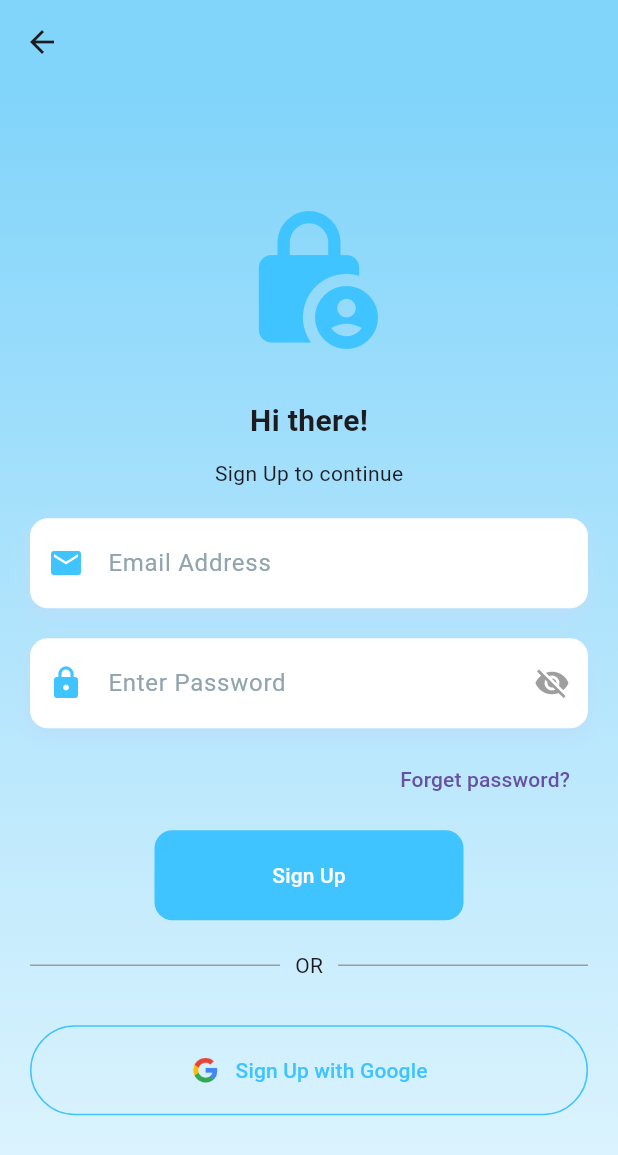
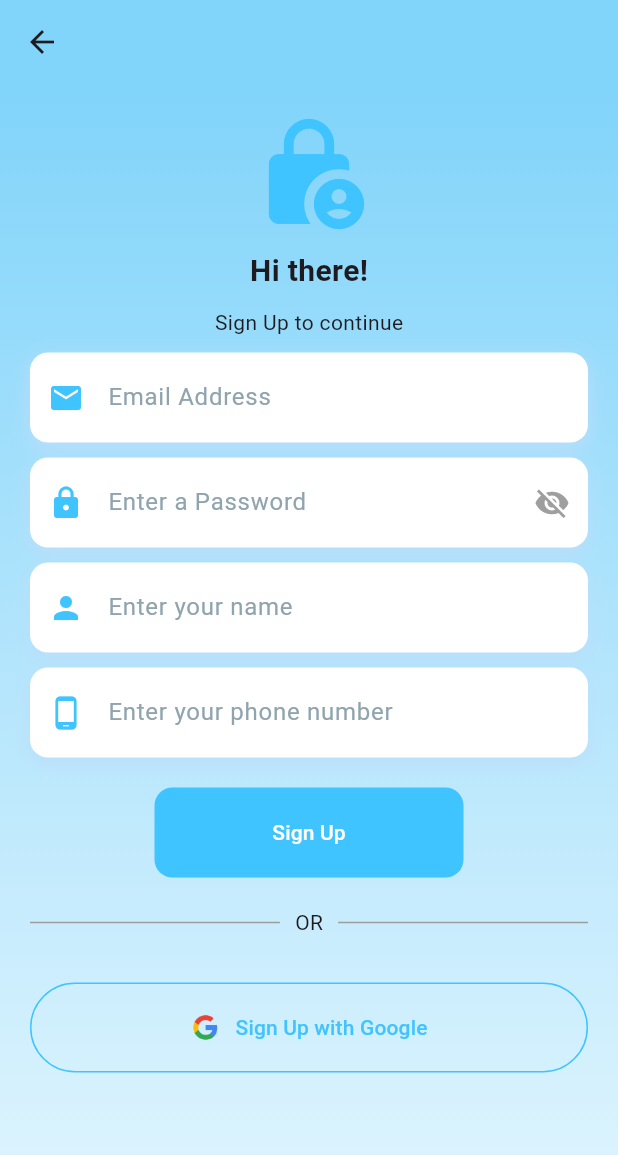
Before and after one commit to Danish9111/mess, a Flutter app: the SignUp screen opened by its route, on a phone screen of 412 x 824 dp. Shown: the top 1155 px of the screen. Run offline on Flutter 3.47's test engine with Material 3 defaults, Android fonts, the phone set to English and light mode, and no system bars; our stand-ins replace carousel_slider, cloud_firestore, firebase_auth, firebase_core, flutter_rating_bar, flutter_riverpod and 6 more; accounts and stored records are empty.

Commit message:
customized signup.dart file

```diff
--- a/lib/screens/profile_screen/admin_profile/members_tab/all_members.dart
+++ b/lib/screens/profile_screen/admin_profile/members_tab/all_members.dart
@@ -157,6 +157,11 @@ class _MembersTabState extends State<AllMembers> {
               child: TextField(
                 controller: _searchController,
                 decoration: InputDecoration(
+                  focusedBorder: const OutlineInputBorder(
+                    borderRadius: BorderRadius.all(Radius.circular(50)),
+                    borderSide:
+                        BorderSide(color: Colors.lightBlueAccent, width: 1.0),
+                  ),
                   hintText: 'Search members...',
                   hintStyle: TextStyle(color: Colors.grey[400]),
                   prefixIcon: const Icon(
--- a/lib/screens/signUp_screen/signUp.dart
+++ b/lib/screens/signUp_screen/signUp.dart
@@ -15,6 +15,7 @@ class SignUp extends ConsumerStatefulWidget {
 class _SignUpState extends ConsumerState<SignUp> {
   final controller = TextEditingController();
   final passwordController = TextEditingController();
+  final nameController = TextEditingController();
 
   @override
   Widget build(BuildContext context) {
@@ -41,8 +42,7 @@ class _SignUpState extends ConsumerState<SignUp> {
               ),
             ),
           ),
-          Center(
-            child: SingleChildScrollView(
+          SingleChildScrollView(
             child: Padding(
               padding: const EdgeInsets.all(20),
               child: ConstrainedBox(
@@ -54,39 +54,45 @@ class _SignUpState extends ConsumerState<SignUp> {
                   children: [
                     const Icon(
                       Icons.lock_person,
-                        size: 100,
+                      size: 80,
                       color: Colors.lightBlueAccent,
                     ),
-                      const SizedBox(height: 30),
+                    const SizedBox(height: 10),
                     const Text(
                       'Hi there!',
-                        style: TextStyle(
-                            fontWeight: FontWeight.bold, fontSize: 20),
+                      style:
+                          TextStyle(fontWeight: FontWeight.bold, fontSize: 20),
                     ),
                     const SizedBox(height: 10),
                     const Text('Sign Up to continue'),
-                      const SizedBox(height: 20),
+                    const SizedBox(height: 10),
                     _buildInputField(
                       controller: controller,
                       hint: 'Email Address',
                       icon: Icons.email,
                     ),
-                      const SizedBox(height: 20),
+                    const SizedBox(height: 10),
                     _buildInputField(
                       controller: passwordController,
-                        hint: 'Enter Password',
+                      hint: 'Enter a Password',
                       icon: Icons.lock,
                       isPassword: true,
                     ),
                     const SizedBox(height: 10),
-                      Align(
-                        alignment: Alignment.centerRight,
-                        child: TextButton(
-                          onPressed: () {},
-                          child: const Text('Forget password?'),
+                    _buildInputField(
+                      controller: nameController,
+                      hint: 'Enter your name',
+                      icon: Icons.person,
                     ),
+                    const SizedBox(
+                      height: 10,
                     ),
-                      const SizedBox(height: 10),
+                    _buildInputField(
+                      controller: nameController,
+                      hint: 'Enter your phone number',
+                      icon: Icons.phone_android,
+                    ),
+                    const SizedBox(height: 20),
                     ElevatedButton(
                       onPressed: () async {
                         await signUp(
@@ -131,13 +137,11 @@ class _SignUpState extends ConsumerState<SignUp> {
                       style: OutlinedButton.styleFrom(
                         minimumSize: const Size(double.infinity, 60),
                         side: const BorderSide(
-                              width: 1,
-                              color: Colors.lightBlueAccent), // border
+                            width: 1, color: Colors.lightBlueAccent), // border
                       ),
                       onPressed: () async {
                         await signInWithGoogle(context, ref);
-                          Navigator.pushReplacementNamed(
-                              context, '/mainScreen');
+                        Navigator.pushReplacementNamed(context, '/mainScreen');
                         controller.clear();
                         passwordController.clear();
                       },
@@ -159,7 +163,6 @@ class _SignUpState extends ConsumerState<SignUp> {
                       ),
                     ),
                   ],
-                  ),
                 ),
               ),
             ),
```
Lines whose indentation alone changed are shown as unchanged.
